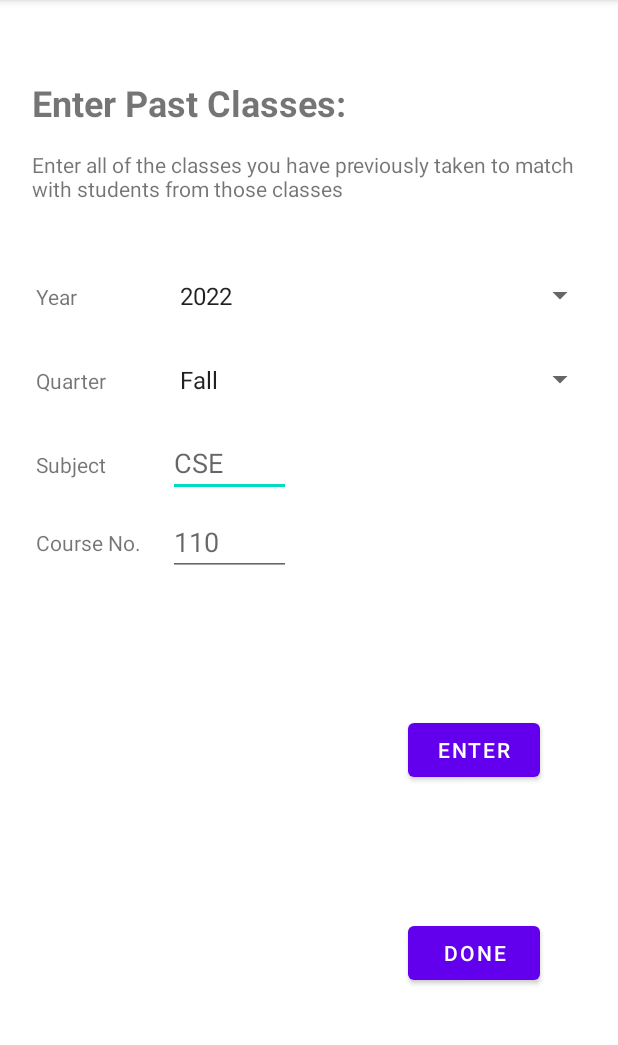
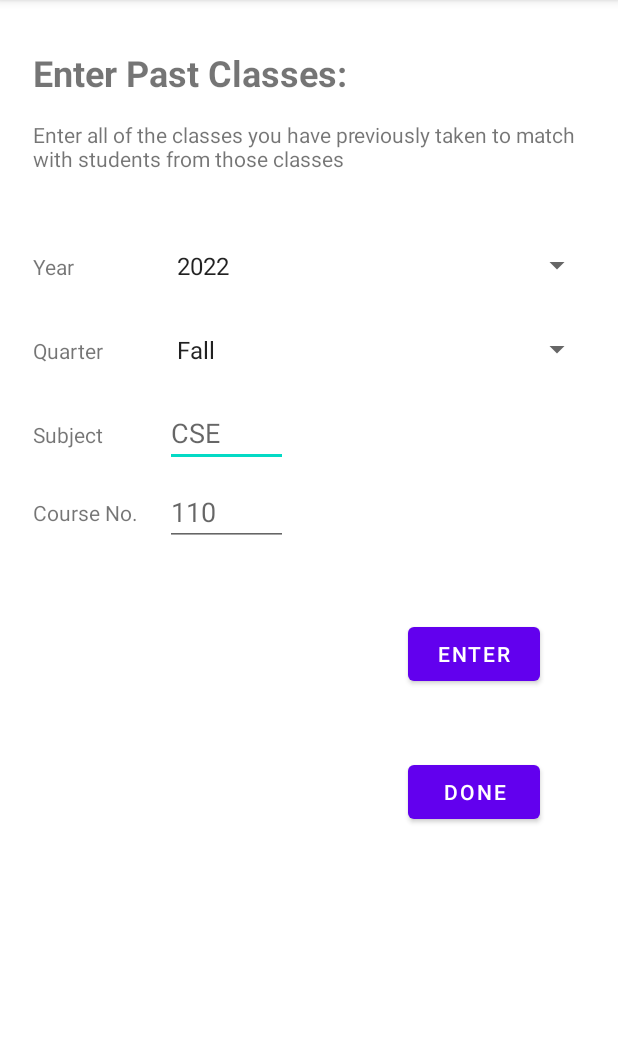
Before and after one commit to CSE-110-Winter-2022/birds-of-a-feather-team-11, an Android app: the EnterClasses screen opened directly, with no data from a screen before it, on a phone screen of 412 x 824 dp, the part 84-1129 px from its top. Run offline under Robolectric (Android 15) with nearby library versions, the phone set to English and light mode, and no system bars; our stand-ins replace Room's generated code.

Commit message:
Finished Get Class Information #13

```diff
--- a/app/src/main/java/com/example/birdsoffeather/EnterClasses.java
+++ b/app/src/main/java/com/example/birdsoffeather/EnterClasses.java
@@ -4,6 +4,7 @@ import androidx.appcompat.app.AppCompatActivity;
 
 import android.app.Activity;
 import android.app.AlertDialog;
+import android.content.SharedPreferences;
 import android.os.Bundle;
 import android.view.View;
 import android.widget.AdapterView;
@@ -13,19 +14,42 @@ import android.widget.TextView;
 
 import com.example.birdsoffeather.model.db.AppDatabase;
 import com.example.birdsoffeather.model.db.Course;
+import com.example.birdsoffeather.model.db.Person;
+import com.example.birdsoffeather.model.db.PersonWithCourses;
 
+import java.util.ArrayList;
 import java.util.List;
+import java.util.concurrent.ExecutorService;
+import java.util.concurrent.Executors;
+import java.util.concurrent.Future;
 
 public class EnterClasses extends AppCompatActivity{
 
     private AppDatabase db;
-
+    private ExecutorService backgroundThreadExecutor = Executors.newSingleThreadExecutor();
+    private Future<Void> future;
 
     @Override
     protected void onCreate(Bundle savedInstanceState) {
         super.onCreate(savedInstanceState);
         setContentView(R.layout.activity_enter_classes);
+
+        this.future = backgroundThreadExecutor.submit(() -> {
             db = AppDatabase.singleton(getApplicationContext());
+
+            db.coursesDao().deleteAll();
+            db.personsWithCoursesDao().deleteAll();
+
+            SharedPreferences preferences = getPreferences(MODE_PRIVATE);
+            String name = preferences.getString("name", "No Name");
+            String url = preferences.getString("Photo URL", "No URL");
+
+            Person user = new Person(0, name, url);
+            db.personsWithCoursesDao().insertPerson(user);
+
+            return null;
+        });
+
 
         Spinner yearSpinner = (Spinner) findViewById(R.id.year_input);
         ArrayAdapter<CharSequence> yearAdapter = ArrayAdapter.createFromResource(this,
@@ -42,7 +66,6 @@ public class EnterClasses extends AppCompatActivity{
     }
 
     public void onEnterClicked(View view) {
-        int newCourseId = db.coursesDao().count() + 1;
         int personId = 0;
         Spinner yearInput = findViewById(R.id.year_input);
         String courseYear = yearInput.getSelectedItem().toString();
@@ -64,15 +87,28 @@ public class EnterClasses extends AppCompatActivity{
             return;
         }
 
+        this.future = backgroundThreadExecutor.submit(() -> {
+            int newCourseId = db.coursesDao().count() + 1;
+
             Course newCourse = new Course(newCourseId, personId, courseYear, courseQuarter, courseSubject, courseNumber);
             for(Course c: db.coursesDao().getForPerson(personId)){
                 if(c.year.equals(courseYear) && c.quarter.equals(courseQuarter) && c.subject.equals(courseSubject) && c.number.equals(courseNumber)){
+                    runOnUiThread(() -> {
                         Utilities.showAlert(this, "Duplicate Entry");
-                return;
+                    });
+                    return null;
                 }
             }
             db.coursesDao().insert(newCourse);
-        //Utilities.showAlert(this, db.coursesDao().getForPerson(personId).toString());
+
+            return null;
+        });
+
+    }
+
+    public void onDoneClicked(View view) {
+        //Utilities.showAlert(this, db.personsWithCoursesDao().get(0).getName() + db.personsWithCoursesDao().get(0).getCourses());
+        Utilities.showAlert(this, "done");
     }
 
 }
--- a/app/src/main/java/com/example/birdsoffeather/model/db/AppDatabase.java
+++ b/app/src/main/java/com/example/birdsoffeather/model/db/AppDatabase.java
@@ -13,10 +13,9 @@ public abstract class AppDatabase extends RoomDatabase {
     public static AppDatabase singleton(Context context) {
         if(singletonInstance == null) {
             singletonInstance = Room.databaseBuilder(context, AppDatabase.class, "person.db")
-                    .allowMainThreadQueries()
                     .build();
         }
-
+        //                    .allowMainThreadQueries()
         return singletonInstance;
     }
 
--- a/app/src/main/java/com/example/birdsoffeather/model/db/CoursesDao.java
+++ b/app/src/main/java/com/example/birdsoffeather/model/db/CoursesDao.java
@@ -25,4 +25,7 @@ public interface CoursesDao {
 
     @Delete
     void delete(Course course);
+
+    @Query("DELETE FROM courses")
+    void deleteAll();
 }
--- a/app/src/main/java/com/example/birdsoffeather/model/db/Person.java
+++ b/app/src/main/java/com/example/birdsoffeather/model/db/Person.java
@@ -17,4 +17,10 @@ public class Person {
     @ColumnInfo(name = "profile_url")
     public String profile_url;
 
+    public Person(int personId, String name, String profile_url){
+        this.personId = personId;
+        this.name = name;
+        this.profile_url = profile_url;
+    }
+
 }
--- a/app/src/main/java/com/example/birdsoffeather/model/db/PersonWithCourses.java
+++ b/app/src/main/java/com/example/birdsoffeather/model/db/PersonWithCourses.java
@@ -21,7 +21,10 @@ public class PersonWithCourses{
         return this.person.name;
     }
 
+    public String getUrl() { return this.person.profile_url; }
+
     public List<Course> getCourses() {
         return this.courses;
     }
+
 }
--- a/app/src/main/java/com/example/birdsoffeather/model/db/PersonWithCoursesDao.java
+++ b/app/src/main/java/com/example/birdsoffeather/model/db/PersonWithCoursesDao.java
@@ -1,6 +1,7 @@
 package com.example.birdsoffeather.model.db;
 
 import androidx.room.Dao;
+import androidx.room.Insert;
 import androidx.room.Query;
 import androidx.room.Transaction;
 
@@ -17,4 +18,10 @@ public interface PersonWithCoursesDao {
 
     @Query("SELECT COUNT(*) FROM persons")
     int count();
+
+    @Insert
+    void insertPerson(Person person);
+
+    @Query("DELETE FROM persons")
+    void deleteAll();
 }
--- a/app/src/main/res/layout/activity_enter_classes.xml
+++ b/app/src/main/res/layout/activity_enter_classes.xml
@@ -10,118 +10,98 @@
         android:id="@+id/classes_view"
         android:layout_width="263dp"
         android:layout_height="34dp"
-        android:layout_marginTop="52dp"
+        android:layout_marginTop="32dp"
         android:text="@string/classes"
         android:textSize="24sp"
         android:textStyle="bold"
         app:layout_constraintStart_toStartOf="@+id/description"
         app:layout_constraintTop_toTopOf="parent" />
 
-    <Button
-        android:id="@+id/enter_btn"
+    <Spinner
+        android:id="@+id/quarter_input"
+        android:layout_width="285dp"
+        android:layout_height="26dp"
+        android:layout_marginTop="220dp"
+        app:layout_constraintStart_toStartOf="@+id/year_input"
+        app:layout_constraintTop_toTopOf="parent" />
+
+    <EditText
+        android:id="@+id/subject_input"
+        android:layout_width="82dp"
+        android:layout_height="39dp"
+        android:layout_marginTop="272dp"
+        android:ems="10"
+        android:hint="CSE"
+        android:inputType="textPersonName"
+        app:layout_constraintStart_toStartOf="@+id/quarter_input"
+        app:layout_constraintTop_toTopOf="parent" />
+
+    <EditText
+        android:id="@+id/course_nbr_input"
+        android:layout_width="82dp"
+        android:layout_height="40dp"
+        android:layout_marginTop="324dp"
+        android:ems="10"
+        android:hint="110"
+        android:inputType="textPersonName"
+        app:layout_constraintStart_toStartOf="@+id/subject_input"
+        app:layout_constraintTop_toTopOf="parent" />
+
+    <TextView
+        android:id="@+id/subject_view"
         android:layout_width="wrap_content"
         android:layout_height="wrap_content"
-        android:layout_marginTop="476dp"
-        android:layout_marginEnd="52dp"
-        android:onClick="onEnterClicked"
-        android:text="@string/enter"
-        app:layout_constraintEnd_toEndOf="parent"
+        android:layout_marginTop="280dp"
+        android:text="@string/subject"
+        app:layout_constraintStart_toStartOf="@+id/description"
         app:layout_constraintTop_toTopOf="parent" />
 
     <Button
         android:id="@+id/done_btn"
         android:layout_width="wrap_content"
         android:layout_height="wrap_content"
-        android:layout_marginTop="30dp"
+        android:layout_marginTop="44dp"
         android:layout_marginEnd="52dp"
-        android:layout_marginBottom="100dp"
+        android:onClick="onDoneClicked"
         android:text="@string/done"
-        app:layout_constraintBottom_toBottomOf="parent"
         app:layout_constraintEnd_toEndOf="parent"
-        app:layout_constraintTop_toBottomOf="@+id/enter_btn"
-        app:layout_constraintVertical_bias="0.864" />
+        app:layout_constraintTop_toBottomOf="@+id/enter_btn" />
 
     <Spinner
         android:id="@+id/year_input"
         android:layout_width="285dp"
         android:layout_height="26dp"
-        android:layout_marginStart="112dp"
-        android:layout_marginTop="184dp"
+        android:layout_marginStart="60dp"
+        android:layout_marginTop="164dp"
         android:spinnerMode="dropdown"
-        app:layout_constraintStart_toStartOf="parent"
+        app:layout_constraintStart_toEndOf="@+id/year_view"
+        app:layout_constraintTop_toTopOf="parent" />
+
+    <TextView
+        android:id="@+id/course_nbr_view"
+        android:layout_width="wrap_content"
+        android:layout_height="wrap_content"
+        android:layout_marginTop="332dp"
+        android:text="@string/course_no"
+        app:layout_constraintStart_toStartOf="@+id/description"
         app:layout_constraintTop_toTopOf="parent" />
 
     <TextView
         android:id="@+id/quarter_view"
         android:layout_width="wrap_content"
         android:layout_height="wrap_content"
-        android:layout_marginStart="24dp"
-        android:layout_marginTop="244dp"
+        android:layout_marginTop="224dp"
         android:text="@string/quarter"
-        app:layout_constraintStart_toStartOf="parent"
+        app:layout_constraintStart_toStartOf="@+id/description"
         app:layout_constraintTop_toTopOf="parent" />
 
     <TextView
         android:id="@+id/year_view"
         android:layout_width="wrap_content"
         android:layout_height="wrap_content"
-        android:layout_marginStart="24dp"
-        android:layout_marginTop="188dp"
+        android:layout_marginTop="168dp"
         android:text="@string/year"
-        app:layout_constraintStart_toStartOf="parent"
-        app:layout_constraintTop_toTopOf="parent" />
-
-    <EditText
-        android:id="@+id/subject_input"
-        android:layout_width="82dp"
-        android:layout_height="39dp"
-        android:layout_marginStart="112dp"
-        android:layout_marginTop="292dp"
-        android:ems="10"
-        android:hint="CSE"
-        android:inputType="textPersonName"
-        app:layout_constraintStart_toStartOf="parent"
-        app:layout_constraintTop_toTopOf="parent" />
-
-    <TextView
-        android:id="@+id/course_nbr_view"
-        android:layout_width="wrap_content"
-        android:layout_height="wrap_content"
-        android:layout_marginStart="24dp"
-        android:layout_marginTop="352dp"
-        android:text="@string/course_no"
-        app:layout_constraintStart_toStartOf="parent"
-        app:layout_constraintTop_toTopOf="parent" />
-
-    <TextView
-        android:id="@+id/subject_view"
-        android:layout_width="wrap_content"
-        android:layout_height="wrap_content"
-        android:layout_marginStart="24dp"
-        android:layout_marginTop="300dp"
-        android:text="@string/subject"
-        app:layout_constraintStart_toStartOf="parent"
-        app:layout_constraintTop_toTopOf="parent" />
-
-    <EditText
-        android:id="@+id/course_nbr_input"
-        android:layout_width="82dp"
-        android:layout_height="40dp"
-        android:layout_marginStart="112dp"
-        android:layout_marginTop="344dp"
-        android:ems="10"
-        android:hint="110"
-        android:inputType="textPersonName"
-        app:layout_constraintStart_toStartOf="parent"
-        app:layout_constraintTop_toTopOf="parent" />
-
-    <Spinner
-        android:id="@+id/quarter_input"
-        android:layout_width="285dp"
-        android:layout_height="26dp"
-        android:layout_marginStart="112dp"
-        android:layout_marginTop="240dp"
-        app:layout_constraintStart_toStartOf="parent"
+        app:layout_constraintStart_toStartOf="@+id/description"
         app:layout_constraintTop_toTopOf="parent" />
 
     <TextView
@@ -129,11 +109,23 @@
         android:layout_width="370dp"
         android:layout_height="44dp"
         android:layout_marginStart="35dp"
-        android:layout_marginTop="100dp"
+        android:layout_marginTop="80dp"
         android:layout_marginEnd="35dp"
         android:text="@string/enter_classes_description"
         app:layout_constraintEnd_toEndOf="parent"
+        app:layout_constraintHorizontal_bias="0.482"
         app:layout_constraintStart_toStartOf="parent"
         app:layout_constraintTop_toTopOf="parent" />
 
+    <Button
+        android:id="@+id/enter_btn"
+        android:layout_width="wrap_content"
+        android:layout_height="wrap_content"
+        android:layout_marginTop="48dp"
+        android:layout_marginEnd="52dp"
+        android:onClick="onEnterClicked"
+        android:text="@string/enter"
+        app:layout_constraintEnd_toEndOf="parent"
+        app:layout_constraintTop_toBottomOf="@+id/course_nbr_input" />
+
 </androidx.constraintlayout.widget.ConstraintLayout>
--- a/app/src/main/res/values/strings.xml
+++ b/app/src/main/res/values/strings.xml
@@ -33,8 +33,8 @@
         <item>Fall</item>
         <item>Winter</item>
         <item>Spring</item>
-        <item>Summer Session 1</item>
-        <item>Summer Session 2</item>
+        <item>Summer Session I</item>
+        <item>Summer Session II</item>
         <item>Special Summer Session</item>
     </string-array>
 
```
Lines whose indentation alone changed are shown as unchanged.
